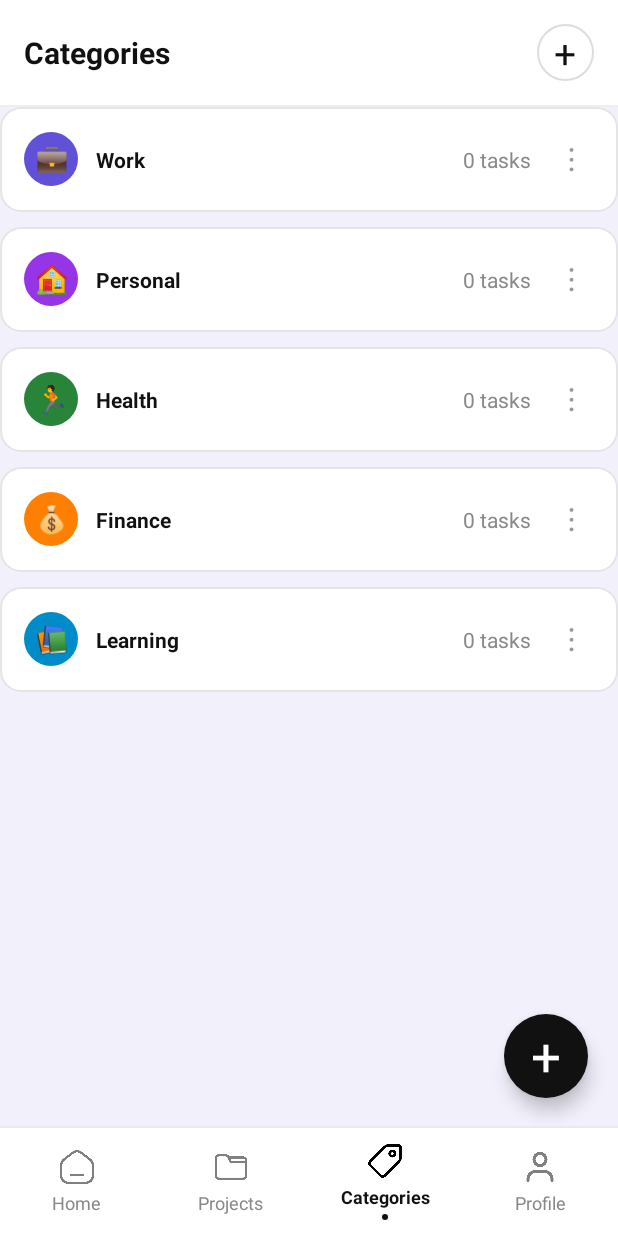
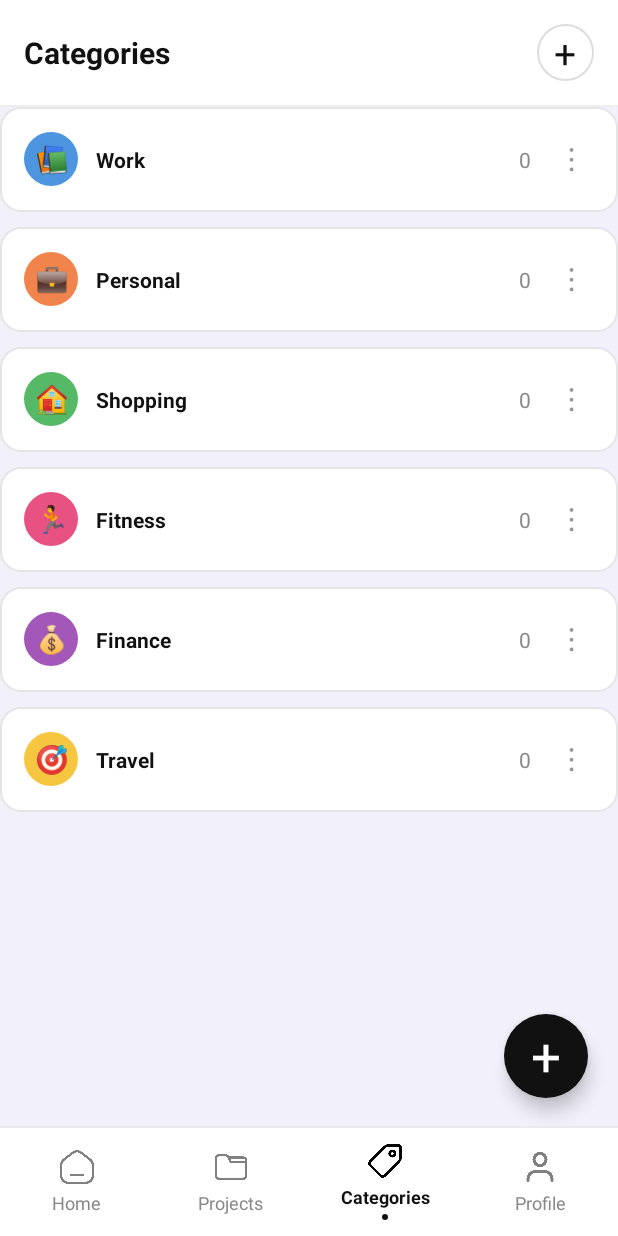
Before and after one commit to Duyanha37/TodoList-App-Android, an Android app: the CategoriesActivity screen opened directly, with no data from a screen before it, on a phone screen of 412 x 824 dp. Run offline under Robolectric (Android 15) with nearby library versions, the phone set to English and light mode, and no system bars.

Commit message:
note and fix

```diff
--- a/app/src/main/java/com/example/todolist_app/Categories.java
+++ b/app/src/main/java/com/example/todolist_app/Categories.java
@@ -7,7 +7,17 @@ public class Categories {
     private int id;
     private int userId;
     private String name;
-    private List<Task> taskList = new ArrayList<>();
+    private String icon;
+    private int color;
+
+    public Categories() {
+    }
+
+    public Categories(String name, String icon, int color) {
+        this.name = name;
+        this.icon = icon;
+        this.color = color;
+    }
 
     public int getId() {
         return id;
@@ -33,11 +43,19 @@ public class Categories {
         this.name = name;
     }
 
-    public List<Task> getTaskList() {
-        return taskList;
+    public String getIcon() {
+        return icon;
     }
 
-    public void setTaskList(List<Task> taskList) {
-        this.taskList = taskList;
+    public void setIcon(String icon) {
+        this.icon = icon;
+    }
+
+    public int getColor() {
+        return color;
+    }
+
+    public void setColor(int color) {
+        this.color = color;
     }
 }
--- a/app/src/main/java/com/example/todolist_app/CategoriesActivity.java
+++ b/app/src/main/java/com/example/todolist_app/CategoriesActivity.java
@@ -26,11 +26,12 @@ import android.database.sqlite.SQLiteDatabase;
 import androidx.recyclerview.widget.LinearLayoutManager;
 import androidx.recyclerview.widget.RecyclerView;
 import java.util.ArrayList;
+import java.util.List;
 
 public class CategoriesActivity extends Activity {
 
     RecyclerView layoutCategories;
-    ArrayList<CategoryData> categories = new ArrayList<>();
+    List<Categories> categories = new ArrayList<Categories>();
     CategoryAdapter categoryAdapter;
     int userId;
 
@@ -47,21 +48,6 @@ public class CategoriesActivity extends Activity {
             "💰", "🎯", "🎨", "✈️",
             "🔬", "🎵", "🌱", "⚽"
     };
-
-    // Dữ liệu một danh mục
-    class CategoryData {
-        int id;
-        String name, icon;
-        int color, tasks;
-
-        CategoryData(String name, String icon,
-                     int color, int tasks) {
-            this.name = name;
-            this.icon = icon;
-            this.color = color;
-            this.tasks = tasks;
-        }
-    }
 
     int dp(int n) {
         return (int) (n * getResources()
@@ -90,15 +76,16 @@ public class CategoriesActivity extends Activity {
         getWindow().setNavigationBarColor(Color.BLACK);
         getWindow().getDecorView().setSystemUiVisibility(
                 View.SYSTEM_UI_FLAG_LIGHT_STATUS_BAR);
+        setContentView(R.layout.activity_categories);
 
-        setContentView(R.layout.activity_categories);
-        userId = getIntent().getIntExtra("userId", 0);
+        userId = getIntent().getIntExtra("userId", 0); //Get userID từ Intent
         findViewById(R.id.navProfile).setOnClickListener(v -> {
             Intent intent = new Intent(
                     CategoriesActivity.this, ProfileActivity.class);
             intent.putExtra("userId", userId);
             startActivity(intent);
         });
+
         findViewById(R.id.navHome).setOnClickListener(v -> {
             Intent intent = new Intent(
                     CategoriesActivity.this,
@@ -113,18 +100,18 @@ public class CategoriesActivity extends Activity {
         categoryAdapter = new CategoryAdapter(categories,
                 new CategoryAdapter.Listener() {
                     @Override
-                    public void onCategoryClick(CategoryData category) {
+                    public void onCategoryClick(Categories category) {
                         Intent intent = new Intent(CategoriesActivity.this,
                                 CategoryDetailsActivity.class);
-                        intent.putExtra("categoryName", category.name);
-                        intent.putExtra("categoryIcon", category.icon);
-                        intent.putExtra("categoryColor", category.color);
+                        intent.putExtra("categoryName", category.getName());
+                        intent.putExtra("categoryIcon", category.getIcon());
+                        intent.putExtra("categoryColor", category.getColor());
                         intent.putExtra("userId", userId);
                         startActivity(intent);
                     }
 
                     @Override
-                    public void onMenuClick(View anchor, CategoryData category) {
+                    public void onMenuClick(View anchor, Categories category) {
                         showCategoryMenu(anchor, category);
                     }
                 });
@@ -138,7 +125,6 @@ public class CategoriesActivity extends Activity {
         findViewById(R.id.btnAddTopCategory)
                 .setOnClickListener(v -> moDialog(null));
 
-        // Quay sang trang Projects
         findViewById(R.id.navProjects).setOnClickListener(v -> {
             Intent intent = new Intent(
                     CategoriesActivity.this,
@@ -147,7 +133,6 @@ public class CategoriesActivity extends Activity {
             startActivity(intent);
         });
 
-        // Categories đang được chọn
         findViewById(R.id.navCategories).setOnClickListener(v -> {
             hienThiCategories();
         });
@@ -171,25 +156,6 @@ public class CategoriesActivity extends Activity {
         helper.close();
     }
 
-    // Tạo dữ liệu mẫu theo ảnh
-    void taoDuLieuMau() {
-        categories.add(new CategoryData(
-                "Work", "💼", 0xFF6051D8, 5));
-
-        categories.add(new CategoryData(
-                "Personal", "🏠", 0xFF9634E8, 0));
-
-        categories.add(new CategoryData(
-                "Health", "🏃", 0xFF288438, 2));
-
-        categories.add(new CategoryData(
-                "Finance", "💰", 0xFFFF8000, 2));
-
-        categories.add(new CategoryData(
-                "Learning", "📚", 0xFF008CC9, 1));
-    }
-
-    // Lưu dữ liệu
     void luuDuLieu() {
         DatabaseHelper helper =
                 new DatabaseHelper(this);
@@ -197,13 +163,15 @@ public class CategoriesActivity extends Activity {
         try {
             CategoriesDao dao =
                     new CategoriesDao(helper.getWritableDatabase());
-            for (CategoryData c : categories) {
+            for (Categories c : categories) {
                 Categories category = new Categories();
-                category.setId(c.id);
+                category.setId(c.getId());
                 category.setUserId(userId);
-                category.setName(c.name);
-                if (c.id == 0) {
-                    c.id = (int) dao.insert(category);
+                category.setName(c.getName());
+                category.setIcon(c.getIcon());
+                category.setColor(c.getColor());
+                if (c.getId() == 0) {
+                    c.setId((int) dao.insert(category));
                 } else {
                     dao.update(category);
                 }
@@ -219,38 +187,20 @@ public class CategoriesActivity extends Activity {
                 .apply();
     }
 
-    int demTaskTheoCategory(String categoryName) {
-        DatabaseHelper helper =
-                new DatabaseHelper(this);
-        SQLiteDatabase db = helper.getReadableDatabase();
-        int categoryId = new TaskDao(db).findCategoryId(categoryName);
-        int count = categoryId == 0 ? 0
-                : new TaskCategoriesDao(db)
-                .findTaskIdsForCategory(categoryId).size();
-        helper.close();
-        return count;
-    }
-
     // Đọc dữ liệu
     void docDuLieu() {
-
-        categories.clear();
-
-        DatabaseHelper helper =
-                new DatabaseHelper(this);
+        DatabaseHelper helper = new DatabaseHelper(this);
 
         try {
+            categories.clear();
             CategoriesDao dao =
                     new CategoriesDao(helper.getReadableDatabase());
             for (Categories stored : dao.findByUserId(userId)) {
                 String name = stored.getName();
-                int index = categories.size();
-                String icon = icons[index % icons.length];
-                int color = colors[index % colors.length];
-
-                CategoryData category =
-                        new CategoryData(name, icon, color, 0);
-                category.id = stored.getId();
+                Categories category =
+                        new Categories(name, stored.getIcon(),
+                                stored.getColor());
+                category.setId(stored.getId());
                 categories.add(category);
             }
         } finally {
@@ -273,10 +223,24 @@ public class CategoriesActivity extends Activity {
                     .putBoolean("initialized_" + userId, true)
                     .apply();
         }
+    }
 
-        // Cập nhật số Task thực tế từ SQLite
-        for (CategoryData c : categories) {
-            c.tasks = demTaskTheoCategory(c.name);
+    void taoDuLieuMau() {
+        if(categories.isEmpty()){
+            String[] defaultCategories = {
+                    "Work", "Personal", "Shopping",
+                    "Fitness", "Finance", "Travel"
+            };
+
+            for (int i = 0; i < defaultCategories.length; i++) {
+                String name = defaultCategories[i];
+                String icon = icons[i % icons.length];
+                int color = colors[i % colors.length];
+
+                Categories category =
+                        new Categories(name, icon, color);
+                categories.add(category);
+            }
         }
     }
 
@@ -285,7 +249,7 @@ public class CategoriesActivity extends Activity {
         categoryAdapter.notifyDataSetChanged();
     }
 
-    void showCategoryMenu(View anchor, CategoryData category) {
+    void showCategoryMenu(View anchor, Categories category) {
         PopupMenu menu = new PopupMenu(this, anchor);
         menu.getMenu().add("Edit Category");
         menu.getMenu().add("Delete Category");
@@ -300,7 +264,7 @@ public class CategoriesActivity extends Activity {
         menu.show();
     }
 
-    void taoTheCategory(CategoryData c) {
+    void taoTheCategory(Categories c) { // sao ku này chưa được gọi
         View item = getLayoutInflater().inflate(
                 R.layout.item_category, layoutCategories, false);
 
@@ -309,12 +273,10 @@ public class CategoriesActivity extends Activity {
         TextView txtCount = item.findViewById(R.id.txtCategoryCount);
         TextView btnMenu = item.findViewById(R.id.btnCategoryMenu);
 
-        txtIcon.setText(c.icon);
-        txtIcon.setBackground(circle(c.color));
-        txtName.setText(c.name);
-        c.tasks = demTaskTheoCategory(c.name);
-        txtCount.setText(c.tasks +
-                (c.tasks == 1 ? " task" : " tasks"));
+        txtIcon.setText(c.getIcon());
+        txtIcon.setBackground(circle(c.getColor()));
+        txtName.setText(c.getName());
+        txtCount.setText(TaskHelper.taskCountForCategory(this, c.getId()) + " tasks");
 
 
         layoutCategories.addView(item);
@@ -324,9 +286,9 @@ public class CategoriesActivity extends Activity {
                     CategoriesActivity.this,
                     CategoryDetailsActivity.class);
 
-            intent.putExtra("categoryName", c.name);
-            intent.putExtra("categoryIcon", c.icon);
-            intent.putExtra("categoryColor", c.color);
+            intent.putExtra("categoryName", c.getName());
+            intent.putExtra("categoryIcon", c.getIcon());
+            intent.putExtra("categoryColor", c.getColor());
 
             intent.putExtra("userId", userId);
             startActivity(intent);
@@ -355,10 +317,10 @@ public class CategoriesActivity extends Activity {
         });
     }
 
-    void xoaCategory(CategoryData c) {
+    void xoaCategory(Categories c) {
         new AlertDialog.Builder(this)
                 .setTitle("Delete Category")
-                .setMessage("Delete " + c.name + "?")
+                .setMessage("Delete " + c.getName() + "?")
                 .setNegativeButton("Cancel", null)
                 .setPositiveButton("Delete", (d, w) -> {
                     categories.remove(c);
@@ -371,7 +333,7 @@ public class CategoriesActivity extends Activity {
                 }).show();
     }
 
-    void moDialog(CategoryData category) {
+    void moDialog(Categories category) {
         Dialog dialog = new Dialog(this);
         dialog.setContentView(R.layout.dialog_category);
 
@@ -402,13 +364,11 @@ public class CategoriesActivity extends Activity {
             txtTitle.setText("Edit Category");
             btnSave.setText("Save Changes");
 
-            edtName.setText(category.name);
-            selectedColor[0] = category.color;
-            selectedIcon[0] = category.icon;
+            edtName.setText(category.getName());
+            selectedColor[0] = category.getColor();
+            selectedIcon[0] = category.getIcon();
 
-            txtPreviewCount.setText(category.tasks +
-                    (category.tasks == 1
-                            ? " task" : " tasks") + "   ›");
+            txtPreviewCount.setText(TaskHelper.taskCountForCategory(this, category.getId()) + (TaskHelper.taskCountForCategory(this, category.getId()) == 1 ? " task" : " tasks"));
         }
 
         // Cập nhật preview
@@ -540,21 +500,21 @@ public class CategoriesActivity extends Activity {
             String name = edtName.getText().toString().trim();
 
             if (name.isEmpty()) {
-                edtName.setError("Enter category name");
+                edtName.setError("Nhập tên category");
                 return;
             }
 
 
             if (category == null) {
-                categories.add(new CategoryData(
+                categories.add(new Categories(
                         name, selectedIcon[0],
-                        selectedColor[0], 0));
+                        selectedColor[0]));
 
             } else {
-                String tenCu = category.name;
-                category.name = name;
-                category.icon = selectedIcon[0];
-                category.color = selectedColor[0];
+                String tenCu = category.getName();
+                category.setName(name);
+                category.setIcon(selectedIcon[0]);
+                category.setColor(selectedColor[0]);
 
                 if (!tenCu.equals(name)) {
                     capNhatCategoryTrongTasks(tenCu, name);
--- a/app/src/main/java/com/example/todolist_app/CategoriesDao.java
+++ b/app/src/main/java/com/example/todolist_app/CategoriesDao.java
@@ -53,6 +53,8 @@ public class CategoriesDao {
         values.put("id", category.getId());
         values.put("userId", category.getUserId());
         values.put("name", category.getName());
+        values.put("icon", category.getIcon());
+        values.put("color", category.getColor());
         return values;
     }
 
@@ -61,6 +63,8 @@ public class CategoriesDao {
         category.setId(cursor.getInt(cursor.getColumnIndexOrThrow("id")));
         category.setUserId(cursor.getInt(cursor.getColumnIndexOrThrow("userId")));
         category.setName(cursor.getString(cursor.getColumnIndexOrThrow("name")));
+        category.setIcon(cursor.getString(cursor.getColumnIndexOrThrow("icon")));
+        category.setColor(cursor.getInt(cursor.getColumnIndexOrThrow("color")));
         return category;
     }
 }
--- a/app/src/main/java/com/example/todolist_app/CategoryAdapter.java
+++ b/app/src/main/java/com/example/todolist_app/CategoryAdapter.java
@@ -13,14 +13,14 @@ import java.util.List;
 
 public class CategoryAdapter extends RecyclerView.Adapter<CategoryAdapter.ViewHolder> {
     public interface Listener {
-        void onCategoryClick(CategoriesActivity.CategoryData category);
-        void onMenuClick(View anchor, CategoriesActivity.CategoryData category);
+        void onCategoryClick(Categories category);
+        void onMenuClick(View anchor, Categories category);
     }
 
-    private final List<CategoriesActivity.CategoryData> categories;
+    private final List<Categories> categories;
     private final Listener listener;
 
-    public CategoryAdapter(List<CategoriesActivity.CategoryData> categories,
+    public CategoryAdapter(List<Categories> categories,
                            Listener listener) {
         this.categories = categories;
         this.listener = listener;
@@ -35,14 +35,14 @@ public class CategoryAdapter extends RecyclerView.Adapter<CategoryAdapter.ViewHo
 
     @Override
     public void onBindViewHolder(@NonNull ViewHolder holder, int position) {
-        CategoriesActivity.CategoryData category = categories.get(position);
-        holder.icon.setText(category.icon);
+        Categories category = categories.get(position);
+        holder.icon.setText(category.getIcon());
         GradientDrawable background = new GradientDrawable();
         background.setShape(GradientDrawable.OVAL);
-        background.setColor(category.color);
+        background.setColor(category.getColor());
         holder.icon.setBackground(background);
-        holder.name.setText(category.name);
-        holder.count.setText(category.tasks + (category.tasks == 1 ? " task" : " tasks"));
+        holder.name.setText(category.getName());
+        holder.count.setText(String.valueOf(TaskHelper.taskCountForCategory(holder.itemView.getContext(), category.getId())));
         holder.itemView.setOnClickListener(v -> listener.onCategoryClick(category));
         holder.menu.setOnClickListener(v -> listener.onMenuClick(holder.menu, category));
     }
--- a/app/src/main/java/com/example/todolist_app/DatabaseHelper.java
+++ b/app/src/main/java/com/example/todolist_app/DatabaseHelper.java
@@ -6,7 +6,7 @@ import android.database.sqlite.SQLiteOpenHelper;
 
 public class DatabaseHelper extends SQLiteOpenHelper {
     private static final String DATABASE_NAME = "todolist.db";
-    private static final int DATABASE_VERSION = 4;
+    private static final int DATABASE_VERSION = 7;
 
     public DatabaseHelper(Context context) {
         super(context, DATABASE_NAME, null, DATABASE_VERSION);
@@ -24,6 +24,8 @@ public class DatabaseHelper extends SQLiteOpenHelper {
                 "id INTEGER PRIMARY KEY AUTOINCREMENT," +
                 "userId INTEGER NOT NULL DEFAULT 0," +
                 "name TEXT NOT NULL," +
+                "icon TEXT NOT NULL DEFAULT '💼'," +
+                "color INTEGER NOT NULL," +
                 "UNIQUE(userId, name))";
 
         String createTaskTable = "CREATE TABLE Task (" +
@@ -64,6 +66,12 @@ public class DatabaseHelper extends SQLiteOpenHelper {
         if (oldVersion < 4) {
             db.execSQL("ALTER TABLE Task ADD COLUMN time TEXT NOT NULL DEFAULT '09:00'");
         }
+        if (oldVersion < 6) {
+            db.execSQL("ALTER TABLE Categories ADD COLUMN icon TEXT NOT NULL DEFAULT '💼'");
+        }
+        if(oldVersion < 7) {
+            db.execSQL("ALTER TABLE Categories ADD COLUMN color INTEGER NOT NULL DEFAULT 0");
+        }
     }
 
     @Override
--- a/app/src/main/java/com/example/todolist_app/TaskAdapter.java
+++ b/app/src/main/java/com/example/todolist_app/TaskAdapter.java
@@ -11,6 +11,10 @@ import androidx.recyclerview.widget.RecyclerView;
 import java.util.List;
 
 public class TaskAdapter extends RecyclerView.Adapter<TaskViewHolder> {
+    /**
+     * Class interface yêu cầu đối tượng kế thừa nó phải có các method đã định nghĩa đây là các phuương thức để gán sự kiện cho
+     * các item trong RecyclerView và vì adapter yêu cầu khi khai báo cần 1 listener nên sẽ phải implement interface này để có thể gán sự kiện cho các item trong RecyclerView
+     */
     public interface Listener {
         void onTaskClick(Task task);
         void onTaskChecked(Task task, boolean checked);
--- a/app/src/main/java/com/example/todolist_app/TaskCategoriesDao.java
+++ b/app/src/main/java/com/example/todolist_app/TaskCategoriesDao.java
@@ -57,4 +57,11 @@ public class TaskCategoriesDao {
         }
         return taskIds;
     }
+
+    public int countTasksForCategory(int categoryId) {
+        try (Cursor cursor = db.query("TaskCategories", new String[]{"COUNT(*)"}, "categoryId = ?",
+                new String[]{String.valueOf(categoryId)}, null, null, null)) {
+            return cursor.moveToFirst() ? cursor.getInt(0) : 0;
+        }
+    }
 }
--- a/app/src/main/java/com/example/todolist_app/TaskHelper.java
+++ b/app/src/main/java/com/example/todolist_app/TaskHelper.java
@@ -3,6 +3,7 @@ package com.example.todolist_app;
 import android.content.Context;
 import android.database.sqlite.SQLiteDatabase;
 
+import java.sql.SQLData;
 import java.text.SimpleDateFormat;
 import java.time.LocalDate;
 import java.time.LocalTime;
@@ -197,6 +198,16 @@ public final class TaskHelper {
         }
     }
 
+    public static int taskCountForCategory(Context context, int categoryId) {
+        DatabaseHelper helper = new DatabaseHelper(context);
+        SQLiteDatabase db = helper.getReadableDatabase();
+        try {
+            return new TaskCategoriesDao(db).countTasksForCategory(categoryId);
+        } finally {
+            helper.close();
+        }
+    }
+
     public static boolean belongsToCategory(Context context, Task task,
                                             String category) {
         return categoryNames(context, task).contains(category);
--- a/app/src/main/java/com/example/todolist_app/TaskViewHolder.java
+++ b/app/src/main/java/com/example/todolist_app/TaskViewHolder.java
@@ -15,7 +15,7 @@ public class TaskViewHolder extends RecyclerView.ViewHolder {
     final TextView menu;
     final View content;
 
-    public TaskViewHolder(@NonNull View itemView) {
+    public TaskViewHolder(@NonNull View itemView) {//Sử dụng adapter phải có 1 viewholder gắn liền với item để khi gọi đến item có thể biết đang chứa view nào
         super(itemView);
         check = itemView.findViewById(R.id.checkTask);
         name = itemView.findViewById(R.id.txtTaskName);
```
Also changed, not shown: app/src/main/java/com/example/todolist_app/MainActivity.java (+6 -5 lines).
